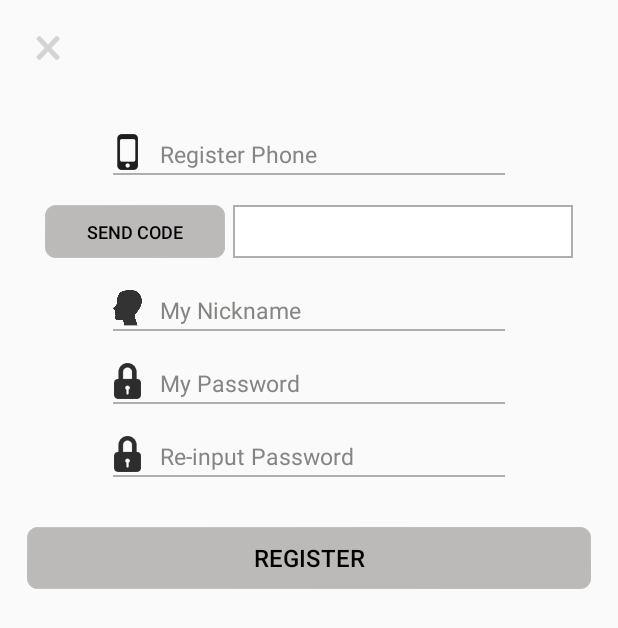
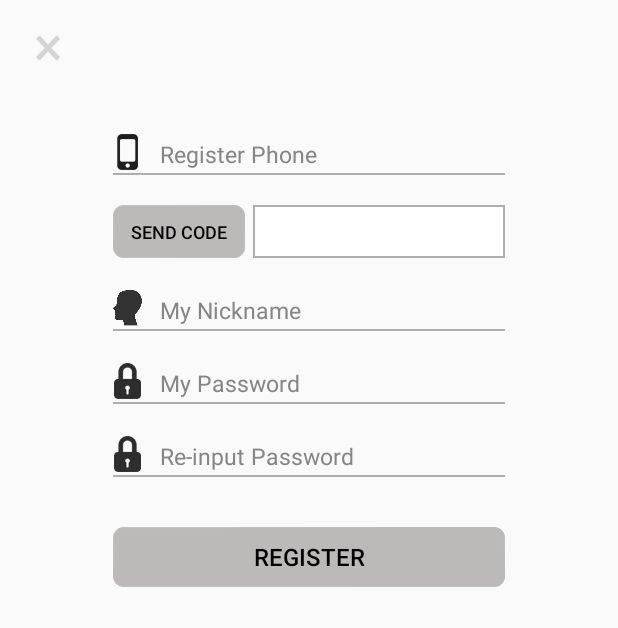
Before and after one commit to wslbxx123/HideSeekAndroid, an Android app: the layout register.xml on its own in the app's theme, with its tools: preview values and no code run, on a phone screen of 412 x 824 dp. Shown: the top 628 px of the screen. Run offline under Robolectric (Android 15) with nearby library versions, the light colour scheme and no system bars.

Commit message:
调整登录，注册界面布局

```diff
--- a/app/src/main/java/dlmj/hideseek/BusinessLogic/Cache/RecordCache.java
+++ b/app/src/main/java/dlmj/hideseek/BusinessLogic/Cache/RecordCache.java
@@ -45,10 +45,6 @@
     }
 
     public int getScoreSum() {
-        if(mScoreSum > 0) {
-            return mScoreSum;
-        }
-
         return mRecordTableManager.getScoreSum();
     }
 
--- a/app/src/main/res/layout/record_info.xml
+++ b/app/src/main/res/layout/record_info.xml
@@ -9,7 +9,8 @@
         android:layout_width="match_parent"
         android:layout_height="25dp"
         android:gravity="center_vertical"
-        android:background="@color/gray_f1f0f0">
+        android:background="@color/gray_f1f0f0"
+        android:layout_marginTop="8dp">
         <TextView
             android:id="@+id/dateTextView"
             android:layout_width="wrap_content"
--- a/app/src/main/res/layout/register.xml
+++ b/app/src/main/res/layout/register.xml
@@ -15,10 +15,11 @@
 
         <LinearLayout
             android:orientation="vertical"
-            android:layout_width="match_parent"
+            android:layout_width="wrap_content"
             android:layout_height="wrap_content"
             android:padding="18dp"
-            android:gravity="center_horizontal">
+            android:gravity="center_horizontal"
+            android:layout_centerHorizontal="true">
 
             <LinearLayout
                 style="@style/AccountLayout"
@@ -39,12 +40,10 @@
                 android:layout_width="match_parent"
                 android:layout_height="wrap_content"
                 android:orientation="horizontal"
-                android:layout_marginTop="20dp"
-                android:layout_marginLeft="12dp"
-                android:layout_marginRight="12dp">
+                android:layout_marginTop="20dp">
                 <Button
                     android:id="@+id/codeButton"
-                    android:layout_width="120dp"
+                    android:layout_width="wrap_content"
                     android:layout_height="35dp"
                     android:background="@drawable/introduce_btn_back"
                     android:text="@string/send_verification_code"
@@ -110,7 +109,7 @@
 
             <Button android:id="@+id/registerButton"
                 android:layout_width="match_parent"
-                android:layout_height="41dp"
+                android:layout_height="40dp"
                 android:background="@drawable/introduce_btn_back"
                 android:text="@string/register"
                 android:textSize="16sp"
```
Also changed, not shown: app/src/main/res/layout/login.xml (+4 -3 lines), 1 other file.
